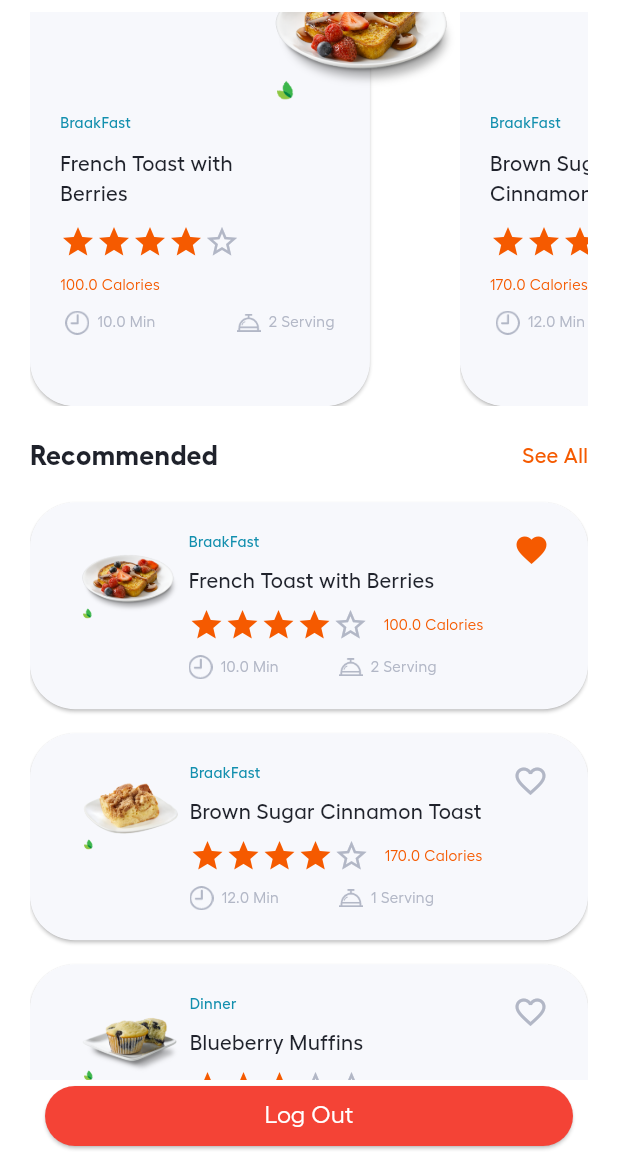
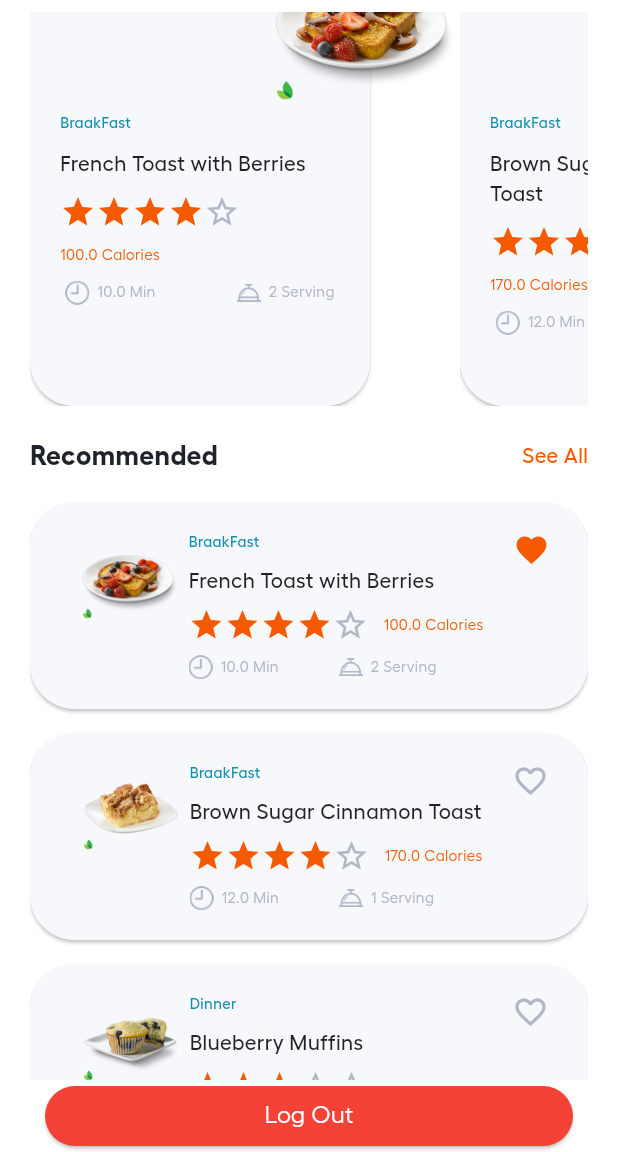
Before and after one commit to heba-T-Allah/recipe, a Flutter app: the HomeScreen screen opened by its route, scrolled down 576 dp, on a phone screen of 412 x 824 dp, the part 84-1236 px from its top. Run offline on Flutter 3.47's test engine with Material 3 defaults, Android fonts, the phone set to English and light mode, and no system bars; our stand-ins replace carousel_slider, dots_indicator, email_validator, shared_preferences; accounts and stored records are empty.

Commit message:
code enhancement

```diff
--- a/lib/view/home/widgets/row_card.dart
+++ b/lib/view/home/widgets/row_card.dart
@@ -60,7 +60,7 @@ class RowCards extends StatelessWidget {
                                 height: AppSize.s10,
                               ),
                               SizedBox(
-                                width: 150,
+                                width: MediaQuery.of(context).size.width ,
                                 child: Text(recipeList[index].title!,
                                     style: TextStyles.textStyleMedium14Black),
                               ),
```
